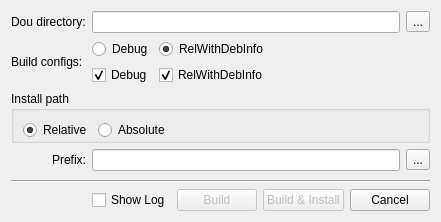
Qt form src/dots/dots_dobmake.ss/src/dobmake.ui (SafirSDK/safir-sdk-core) before a commit.
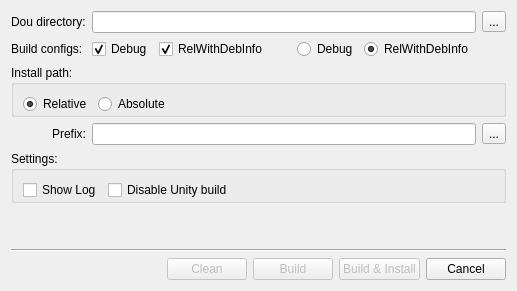
The same form after that commit. Icons and pictures are not drawn.

Commit message: Add support for Unity Builds for dobmake/safir_generated. Also use cmake builtin precompiled headers instead of our homegrown stuff. Solves #533

```diff
--- a/src/dots/dots_dobmake.ss/src/dobmake.ui
+++ b/src/dots/dots_dobmake.ss/src/dobmake.ui
@@ -6,10 +6,16 @@
    <rect>
     <x>0</x>
     <y>0</y>
-    <width>441</width>
-    <height>222</height>
+    <width>517</width>
+    <height>291</height>
    </rect>
   </property>
+  <property name="sizePolicy">
+   <sizepolicy hsizetype="Preferred" vsizetype="Preferred">
+    <horstretch>0</horstretch>
+    <verstretch>0</verstretch>
+   </sizepolicy>
+  </property>
   <property name="windowTitle">
    <string>Dobmake - build your dou files</string>
   </property>
@@ -85,7 +91,55 @@
       </widget>
      </item>
      <item row="1" column="1" colspan="2">
-      <layout class="QVBoxLayout" name="verticalLayout_3">
+      <layout class="QHBoxLayout" name="horizontalLayout_5">
+       <property name="spacing">
+        <number>0</number>
+       </property>
+       <item>
+        <widget class="QFrame" name="configCheckButtons">
+         <property name="frameShape">
+          <enum>QFrame::Shape::NoFrame</enum>
+         </property>
+         <layout class="QHBoxLayout" name="horizontalLayout_4">
+          <property name="margin" stdset="0">
+           <number>0</number>
+          </property>
+          <item>
+           <widget class="QCheckBox" name="debugCheckButton">
+            <property name="text">
+             <string>Debug</string>
+            </property>
+            <property name="checked">
+             <bool>true</bool>
+            </property>
+           </widget>
+          </item>
+          <item>
+           <widget class="QCheckBox" name="releaseCheckButton">
+            <property name="text">
+             <string>RelWithDebInfo</string>
+            </property>
+            <property name="checked">
+             <bool>true</bool>
+            </property>
+           </widget>
+          </item>
+          <item>
+           <spacer name="horizontalSpacer_4">
+            <property name="orientation">
+             <enum>Qt::Orientation::Horizontal</enum>
+            </property>
+            <property name="sizeHint" stdset="0">
+             <size>
+              <width>40</width>
+              <height>20</height>
+             </size>
+            </property>
+           </spacer>
+          </item>
+         </layout>
+        </widget>
+       </item>
        <item>
         <widget class="QFrame" name="configRadioButtons">
          <property name="frameShape">
@@ -131,62 +185,17 @@
          </layout>
         </widget>
        </item>
-       <item>
-        <widget class="QFrame" name="configCheckButtons">
-         <property name="frameShape">
-          <enum>QFrame::NoFrame</enum>
-         </property>
-         <layout class="QHBoxLayout" name="horizontalLayout_4">
-          <property name="margin">
-           <number>0</number>
-          </property>
-          <item>
-           <widget class="QCheckBox" name="debugCheckButton">
-            <property name="text">
-             <string>Debug</string>
-            </property>
-            <property name="checked">
-             <bool>true</bool>
-            </property>
-           </widget>
-          </item>
-          <item>
-           <widget class="QCheckBox" name="releaseCheckButton">
-            <property name="text">
-             <string>RelWithDebInfo</string>
-            </property>
-            <property name="checked">
-             <bool>true</bool>
-            </property>
-           </widget>
-          </item>
-          <item>
-           <spacer name="horizontalSpacer_4">
-            <property name="orientation">
-             <enum>Qt::Horizontal</enum>
-            </property>
-            <property name="sizeHint" stdset="0">
-             <size>
-              <width>40</width>
-              <height>20</height>
-             </size>
-            </property>
-           </spacer>
-          </item>
-         </layout>
-        </widget>
-       </item>
       </layout>
      </item>
      <item row="2" column="0" colspan="3">
       <widget class="QGroupBox" name="groupBox">
        <property name="title">
-        <string>Install path</string>
+        <string>Install path:</string>
        </property>
        <property name="flat">
         <bool>true</bool>
        </property>
-       <layout class="QHBoxLayout" name="horizontalLayout_3">
+       <layout class="QHBoxLayout" name="horizontalLayout_3" stretch="0,1">
         <property name="bottomMargin">
          <number>0</number>
         </property>
@@ -213,24 +222,47 @@
           </property>
          </widget>
         </item>
-        <item>
-         <spacer name="horizontalSpacer_2">
-          <property name="orientation">
-           <enum>Qt::Horizontal</enum>
-          </property>
-          <property name="sizeHint" stdset="0">
-           <size>
-            <width>40</width>
-            <height>20</height>
-           </size>
-          </property>
-         </spacer>
-        </item>
        </layout>
       </widget>
      </item>
     </layout>
    </item>
+   <item>
+    <widget class="QGroupBox" name="settingsGroupBox">
+     <property name="title">
+      <string>Settings:</string>
+     </property>
+     <property name="flat">
+      <bool>true</bool>
+     </property>
+     <layout class="QHBoxLayout" name="horizontalLayout_6" stretch="0,1">
+      <property name="bottomMargin">
+       <number>0</number>
+      </property>
+      <item>
+       <widget class="QCheckBox" name="showLog">
+        <property name="toolTip">
+         <string>Open a web browser displaying detailed progress when Build or Build &amp; Install is clicked.</string>
+        </property>
+        <property name="text">
+         <string>Show Log</string>
+        </property>
+       </widget>
+      </item>
+      <item>
+       <widget class="QCheckBox" name="disableUnityBuild">
+        <property name="toolTip">
+         <string>Check this if you are having problems with the compiler running out of memory while running dobmake builds. Unity builds will speed up compilation, but the compiler will use a lot more memory. 
+If you enable this, you may have to run a Clean before building again.</string>
+        </property>
+        <property name="text">
+         <string>Disable Unity build</string>
+        </property>
+       </widget>
+      </item>
+     </layout>
+    </widget>
+   </item>
    <item>
     <spacer name="verticalSpacer">
      <property name="orientation">
@@ -267,12 +299,12 @@
       </spacer>
      </item>
      <item>
-      <widget class="QCheckBox" name="showLog">
-       <property name="toolTip">
-        <string>Open a web browser displaying detailed progress when Build or Build &amp; Install is clicked.</string>
+      <widget class="QPushButton" name="clean">
+       <property name="enabled">
+        <bool>false</bool>
        </property>
        <property name="text">
-        <string>Show Log</string>
+        <string>Clean</string>
        </property>
       </widget>
      </item>
```
Left out of the diff: 124 changed lines with no effect on the pictures. The commit also changes 11 other files.
